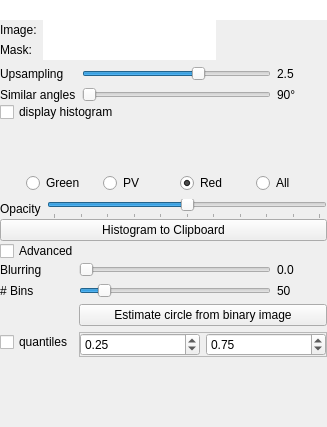
Above: Modules/Bundles/org.mitk.gui.qt.diffusionimaging/src/internal/QmitkPartialVolumeAnalysisViewControls.ui from MITK/MITK before the change. Below: the same form after it.
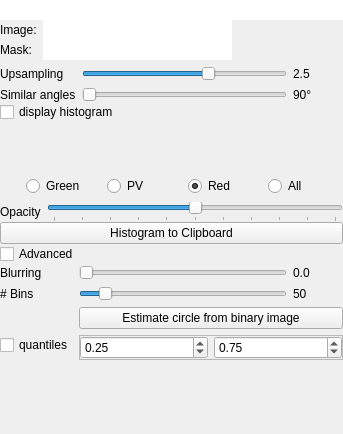
That is the form after the change. Icons and pictures are not drawn. Custom widgets are drawn as their Qt base class.

Commit message: repaired planar figure buttons for pv tool

Diff of the .ui file:
```diff
--- a/Modules/Bundles/org.mitk.gui.qt.diffusionimaging/src/internal/QmitkPartialVolumeAnalysisViewControls.ui
+++ b/Modules/Bundles/org.mitk.gui.qt.diffusionimaging/src/internal/QmitkPartialVolumeAnalysisViewControls.ui
@@ -9,8 +9,8 @@
    <rect>
     <x>0</x>
     <y>0</y>
-    <width>327</width>
-    <height>427</height>
+    <width>343</width>
+    <height>434</height>
    </rect>
   </property>
   <property name="windowTitle">
```
Left out of the diff: 14 changed lines with no effect on the pictures. The commit also changes 1 other file.
